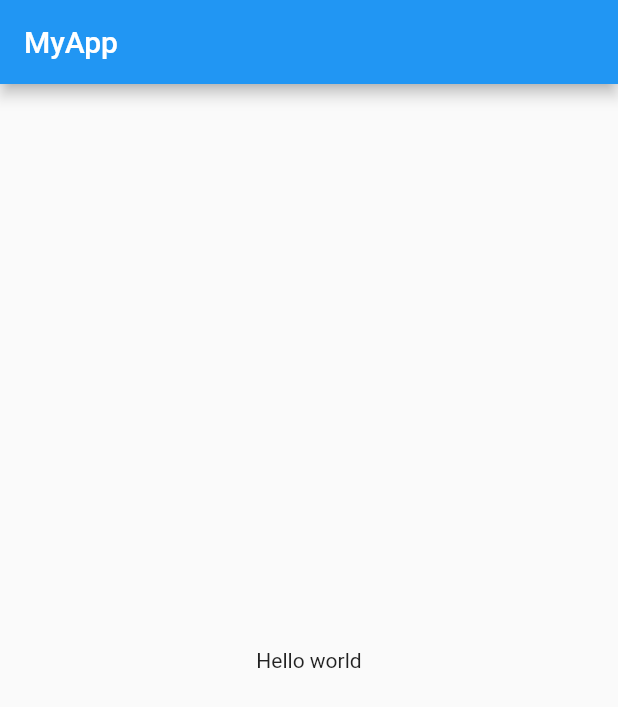
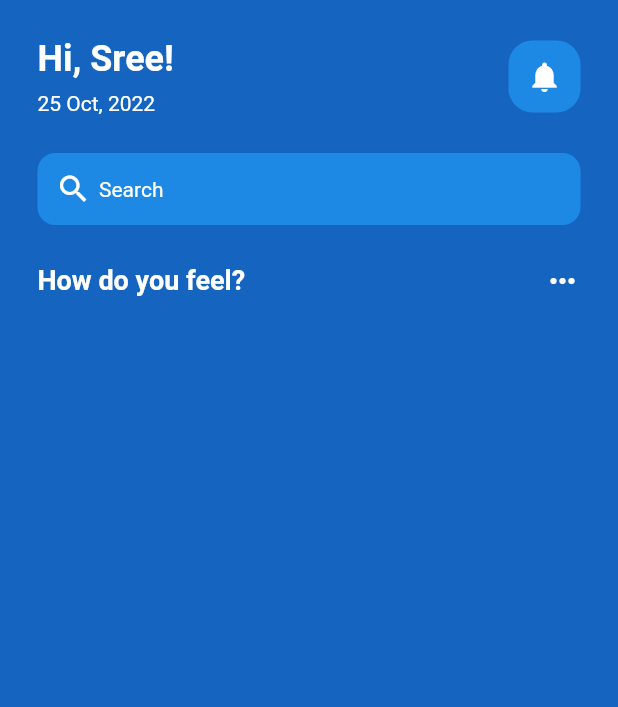
Before and after one commit to sreenath4294/flutter_app, a Flutter app: the screen it shows after launch, on a phone screen of 412 x 824 dp. Shown: the top 707 px of the screen. Run offline on Flutter 3.47's test engine with Material 2 defaults, Android fonts, the phone set to English and light mode, and no system bars.

Commit message:
Welcome and searchbar

```diff
--- a/lib/homescreen.dart
+++ /dev/null
@@ -1,17 +0,0 @@
-import 'package:flutter/material.dart';
-
-class HomeScreen extends StatelessWidget {
-  const HomeScreen({super.key});
-
-  @override
-  Widget build(BuildContext context) {
-    return Scaffold(
-      appBar: AppBar(
-        title: const Text('MyApp'),
-      ),
-      body: const Center(
-        child: Text("Hello world"),
-      ),
-    );
-  }
-}
--- a/lib/main.dart
+++ b/lib/main.dart
@@ -1,4 +1,4 @@
-import 'package:demo_app/homescreen.dart';
+import 'package:demo_app/pages/homescreen.dart';
 import 'package:flutter/material.dart';
 
 void main() {
@@ -12,8 +12,8 @@ class MyApp extends StatelessWidget {
   @override
   Widget build(BuildContext context) {
     return const MaterialApp(
-      title: "Welcome to my application",
-      home: HomeScreen(),
+      debugShowCheckedModeBanner: false,
+      home: HomePage(),
     );
   }
 }
--- /dev/null
+++ b/lib/pages/homescreen.dart
@@ -0,0 +1,119 @@
+import 'package:flutter/material.dart';
+
+class HomePage extends StatefulWidget {
+  const HomePage({super.key});
+
+  @override
+  State<HomePage> createState() => _HomePageState();
+}
+
+class _HomePageState extends State<HomePage> {
+  @override
+  Widget build(BuildContext context) {
+    return Scaffold(
+      backgroundColor: Colors.blue[800],
+      body: SafeArea(
+        child: Padding(
+          padding: const EdgeInsets.all(25.0),
+          child: Column(
+            children: [
+              //greetings row
+              Row(
+                mainAxisAlignment: MainAxisAlignment.spaceBetween,
+                // ignore: prefer_const_literals_to_create_immutables
+                children: [
+                  Column(
+                    crossAxisAlignment: CrossAxisAlignment.start,
+                    children: const [
+                      Text(
+                        "Hi, Sree!",
+                        style: TextStyle(
+                          color: Colors.white,
+                          fontSize: 24,
+                          fontWeight: FontWeight.bold,
+                        ),
+                      ),
+                      SizedBox(
+                        height: 8,
+                      ),
+                      Text(
+                        "25 Oct, 2022",
+                        style: TextStyle(
+                          color: Colors.white,
+                        ),
+                      )
+                    ],
+                  ),
+                  Container(
+                    decoration: BoxDecoration(
+                        color: Colors.blue[600],
+                        borderRadius: BorderRadius.circular(16)),
+                    padding: const EdgeInsets.all(12),
+                    child: const Icon(
+                      Icons.notifications,
+                      color: Colors.white,
+                    ),
+                  )
+                ],
+              ),
+              const SizedBox(
+                height: 25,
+              ),
+              // search bar
+              Container(
+                  decoration: BoxDecoration(
+                      color: Colors.blue[600],
+                      borderRadius: BorderRadius.circular(12)),
+                  padding: const EdgeInsets.all(12),
+                  child: Row(
+                    children: const [
+                      Icon(
+                        Icons.search,
+                        color: Colors.white,
+                      ),
+                      SizedBox(
+                        width: 5,
+                      ),
+                      Text(
+                        "Search",
+                        style: TextStyle(
+                          color: Colors.white,
+                        ),
+                      ),
+                    ],
+                  )),
+              const SizedBox(
+                height: 25,
+              ),
+
+              Row(
+                mainAxisAlignment: MainAxisAlignment.spaceBetween,
+                children: const [
+                  Text(
+                    "How do you feel?",
+                    style: TextStyle(
+                        color: Colors.white,
+                        fontSize: 18,
+                        fontWeight: FontWeight.bold),
+                  ),
+                  Icon(
+                    Icons.more_horiz,
+                    color: Colors.white,
+                  )
+                ],
+              ),
+
+              const SizedBox(
+                height: 25,
+              ),
+
+              Row(
+                children: [],
+              )
+            ],
+          ),
+        ),
+      ),
+    );
+  }
+}
```
Also changed, not shown: lib/utils/emoticons.dart (added).
